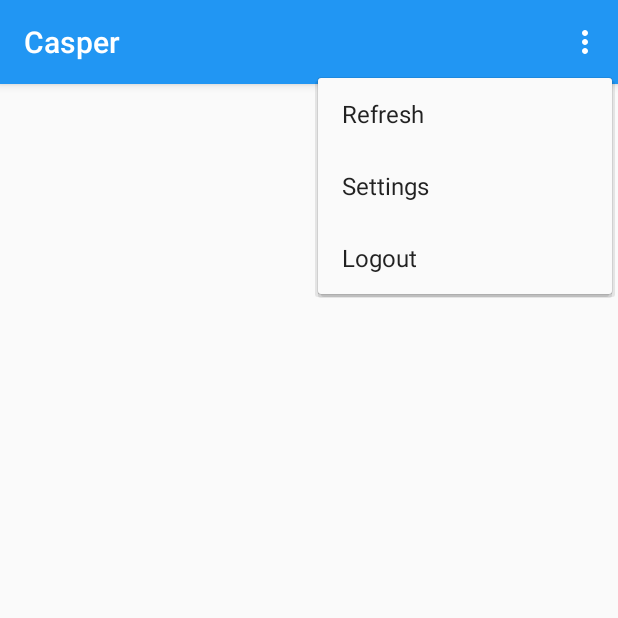
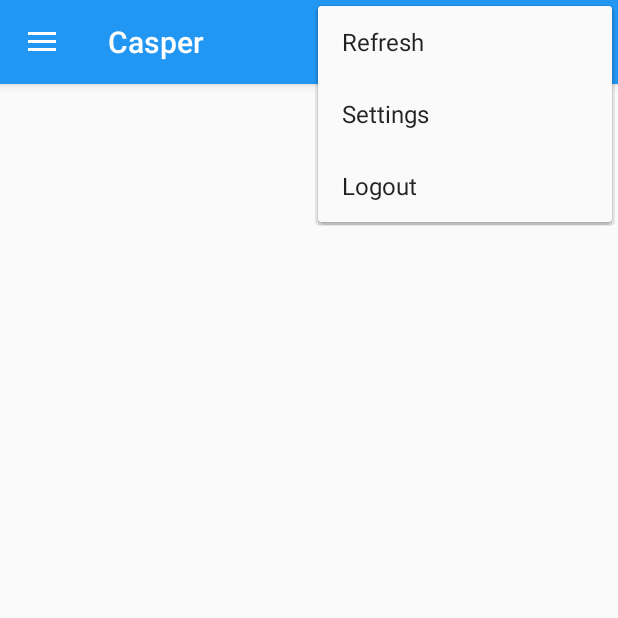
Before and after one commit to TrinityEventsApp/Android, an Android app: the ParticularEntActivity screen opened directly, with no data from a screen before it, with the options menu open, on a phone screen of 412 x 824 dp, the top half of it. Run offline under Robolectric (Android 15) with nearby library versions, the phone set to English and light mode, and no system bars; 1 statement that could not run was skipped.

```diff
--- a/app/src/main/AndroidManifest.xml
+++ b/app/src/main/AndroidManifest.xml
@@ -36,7 +36,7 @@
             android:name=".ParticularEnt.ParticularEntActivity"
             android:label="@string/app_name"
             android:screenOrientation="portrait"
-            android:theme="@style/AppTheme.NoActionBar" />
+            android:theme="@style/AppTheme" />
         <activity
             android:name=".ParticularSoc.ParticularSocActivity"
             android:screenOrientation="portrait" />
--- a/app/src/main/res/values/styles.xml
+++ b/app/src/main/res/values/styles.xml
@@ -1,37 +1,33 @@
 <resources>
 
     <!-- Base application theme. -->
-    <style name="AppTheme" parent="Theme.AppCompat.Light.DarkActionBar">
+    <style name="AppTheme" parent="Theme.AppCompat.Light">
         <!-- Customize your theme here. -->
         <item name="colorPrimary">@color/primaryColor</item>
 
         <item name="colorPrimaryDark">@color/primaryColorDark</item>
 
         <item name="colorAccent">@color/accentColor</item>
+        <!--<item name="android:homeAsUpIndicator">@drawable/back_arrow</item>-->
         <item name="homeAsUpIndicator">@mipmap/ic_menu_white_24dp</item>
 
         <!-- Required for pre-Lollipop. -->
         <item name="overlapAnchor">false</item>
         <item name="android:dropDownVerticalOffset">-4.0dip</item>
 
-        <!--Required for Lollipop-->
-        <!--<item name="android:overlapAnchor">false</item>-->
-        <!--<item name="android:dropDownVerticalOffset">4.0dip</item>-->
     </style>
 
     <style name="AppTheme.NoActionBar">
         <item name="colorPrimary">@color/primaryColor</item>
         <item name="colorPrimaryDark">@color/primaryColorDark</item>
         <item name="colorAccent">@color/accentColor</item>
+        <!--<item name="homeAsUpIndicator">@drawable/back_arrow</item>-->
         <item name="homeAsUpIndicator">@mipmap/ic_menu_white_24dp</item>
+
 
         <!-- Required for pre-Lollipop. -->
         <item name="overlapAnchor">false</item>
         <item name="android:dropDownVerticalOffset">-4.0dip</item>
-
-        <!-- Required for Lollipop-->
-        <!--<item name="android:overlapAnchor">false</item>-->
-        <!--<item name="android:dropDownVerticalOffset">4.0dip</item>-->
 
     </style>
     <style name="AppTheme.AppBarOverlay" parent="ThemeOverlay.AppCompat.Dark.ActionBar" />
```
Also changed, not shown: app/src/main/java/com/tea/cmcdona2/casper/ParticularEnt/ParticularEntActivity.java (+18 -0 lines), app/src/main/res/drawable/back_arrow.png (added), 4 other files.
